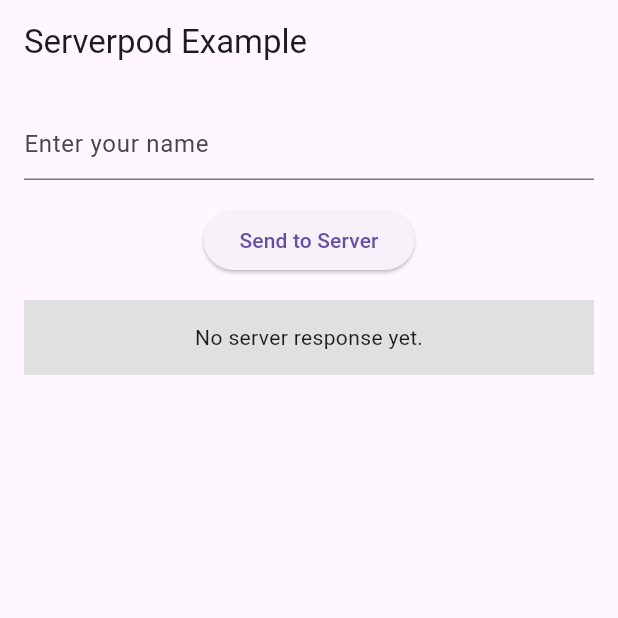
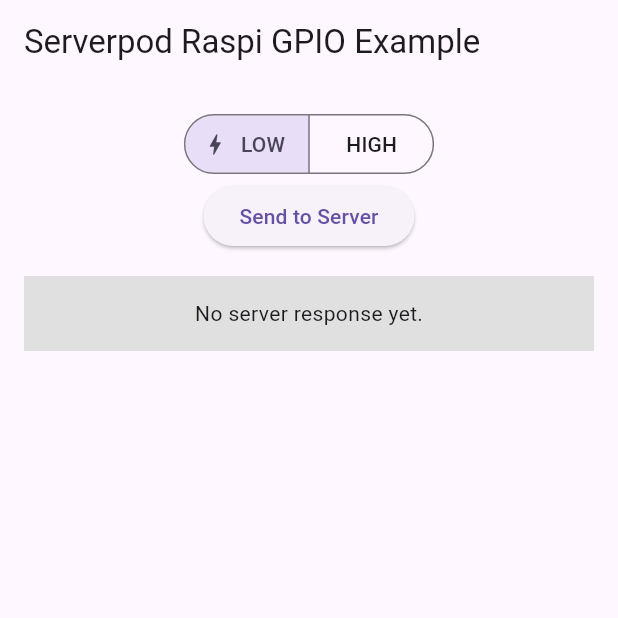
Before and after one commit to hugo-a-garcia/serverpod_raspi_gpio, a Flutter app: the screen it shows after launch, on a phone screen of 412 x 824 dp, the top half of it. Run offline on Flutter 3.47's test engine with Material 3 defaults, Android fonts, the phone set to English and light mode, and no system bars; missing offline and left inert: serverpod, serverpod_client, serverpod_flutter.

Commit message:
Initial Flutter App modified

```diff
--- a/serverpod_raspi_gpio_flutter/lib/main.dart
+++ b/serverpod_raspi_gpio_flutter/lib/main.dart
@@ -9,6 +9,15 @@ import 'package:serverpod_flutter/serverpod_flutter.dart';
 // production servers.
 var client = Client('http://$localhost:8080/')
   ..connectivityMonitor = FlutterConnectivityMonitor();
+
+enum GPIO_State {
+  low(false),
+  high(true);
+
+  const GPIO_State(this.state);
+
+  final bool state;
+}
 
 void main() {
   runApp(const MyApp());
@@ -24,7 +33,7 @@ class MyApp extends StatelessWidget {
       theme: ThemeData(
         primarySwatch: Colors.blue,
       ),
-      home: const MyHomePage(title: 'Serverpod Example'),
+      home: const MyHomePage(title: 'Serverpod Raspi GPIO Example'),
     );
   }
 }
@@ -44,14 +53,14 @@ class MyHomePageState extends State<MyHomePage> {
   String? _resultMessage;
   String? _errorMessage;
 
-  final _textEditingController = TextEditingController();
+  GPIO_State selectedStete = GPIO_State.low;
 
   // Calls the `hello` method of the `example` endpoint. Will set either the
   // `_resultMessage` or `_errorMessage` field, depending on if the call
   // is successful.
   void _callHello() async {
     try {
-      final result = await client.example.hello(_textEditingController.text);
+      final result = await client.example.hello(selectedStete.name);
       setState(() {
         _errorMessage = null;
         _resultMessage = result;
@@ -73,14 +82,24 @@ class MyHomePageState extends State<MyHomePage> {
         padding: const EdgeInsets.all(16),
         child: Column(
           children: [
-            Padding(
-              padding: const EdgeInsets.only(bottom: 16.0),
-              child: TextField(
-                controller: _textEditingController,
-                decoration: const InputDecoration(
-                  hintText: 'Enter your name',
+            SegmentedButton<GPIO_State>(
+              segments: <ButtonSegment<GPIO_State>>[
+                ButtonSegment<GPIO_State>(
+                  value: GPIO_State.low,
+                  label: Text('LOW'),
                 ),
-              ),
+                ButtonSegment<GPIO_State>(
+                  value: GPIO_State.high,
+                  label: Text('HIGH'),
+                ),
+              ],
+              selected: <GPIO_State>{selectedStete},
+              selectedIcon: Icon(Icons.bolt),
+              onSelectionChanged: (p0) {
+                setState(() {
+                  selectedStete = p0.first;
+                });
+              },
             ),
             Padding(
               padding: const EdgeInsets.only(bottom: 16.0),
```
